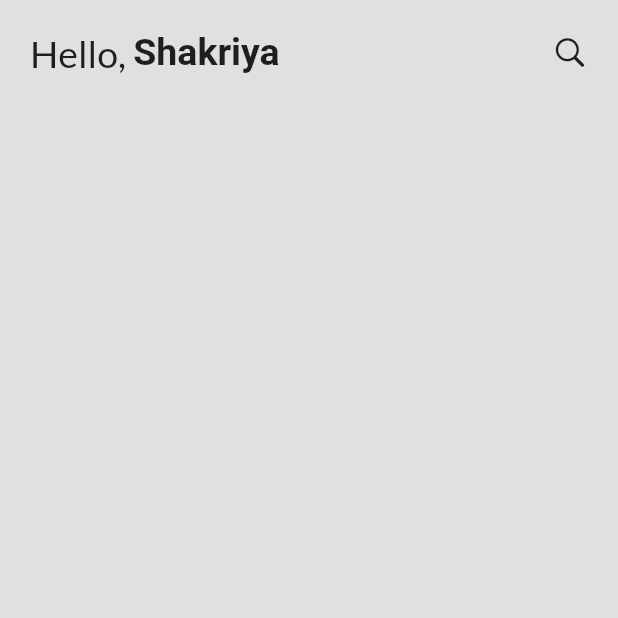
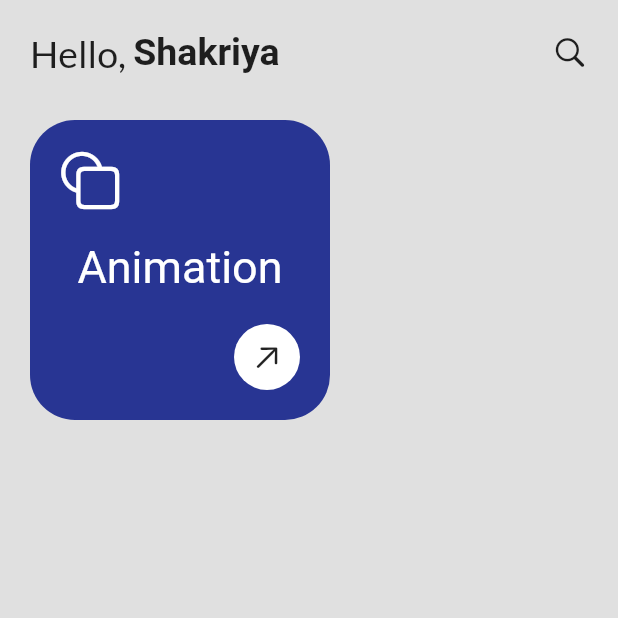
Before and after one commit to ShakriyaPanday/elearning, a Flutter app: the screen it shows after launch, on a phone screen of 412 x 824 dp, the top half of it. Run offline on Flutter 3.47's test engine with Material 2 defaults, Android fonts, the phone set to English and light mode, and no system bars; our stand-ins replace google_fonts; Roboto replaces fonts that are missing (Actor).

Commit message:
First Course addded

```diff
--- a/lib/pages/homepage.dart
+++ b/lib/pages/homepage.dart
@@ -1,3 +1,5 @@
+import 'package:elearning/utils/categories.dart';
+import 'package:elearning/utils/profile.dart';
 import 'package:flutter/cupertino.dart';
 import 'package:flutter/material.dart';
 import 'package:google_fonts/google_fonts.dart';
@@ -14,25 +16,11 @@ class HomePage extends StatelessWidget {
           padding: const EdgeInsets.all(20.0),
           child: Column(
             children: [
-              Row(
-                mainAxisAlignment: MainAxisAlignment.spaceBetween,
-                children: [
-                  Row(
-                    children: [
-                      Text(
-                        "Hello, ",
-                        style: GoogleFonts.lato(fontSize: 25),
-                      ),
-                      Text("Shakriya",
-                          style: GoogleFonts.actor(
-                              fontSize: 25, fontWeight: FontWeight.bold)),
-                    ],
-                  ),
-                  Icon(
-                    CupertinoIcons.search,
-                  )
-                ],
-              )
+              ProfileDetail(),
+              SizedBox(
+                height: 30,
+              ),
+              CategoriesList()
             ],
           ),
         ),
--- /dev/null
+++ b/lib/utils/categories.dart
@@ -0,0 +1,59 @@
+import 'package:flutter/cupertino.dart';
+import 'package:flutter/material.dart';
+import 'package:google_fonts/google_fonts.dart';
+
+class CategoriesList extends StatelessWidget {
+  const CategoriesList({super.key});
+
+  @override
+  Widget build(BuildContext context) {
+    return SizedBox(
+        width: double.infinity,
+        height: 200,
+        child: GridView(
+          scrollDirection: Axis.horizontal,
+          gridDelegate: const SliverGridDelegateWithFixedCrossAxisCount(
+            crossAxisCount: 1,
+            mainAxisSpacing: 5.00,
+            crossAxisSpacing: 5.00,
+            childAspectRatio: 1 / 1,
+          ),
+          children: [
+            Container(
+              padding: EdgeInsets.all(20),
+              decoration: BoxDecoration(
+                  color: Colors.indigo[800],
+                  borderRadius: BorderRadius.circular(30)),
+              child: Column(
+                mainAxisAlignment: MainAxisAlignment.spaceBetween,
+                children: [
+                  Row(
+                    children: [
+                      Icon(CupertinoIcons.square_on_circle,
+                          size: 40, color: Colors.white),
+                    ],
+                  ),
+                  Text(
+                    "Animation",
+                    style:
+                        GoogleFonts.roboto(fontSize: 30, color: Colors.white),
+                  ),
+                  Row(
+                    mainAxisAlignment: MainAxisAlignment.end,
+                    children: [
+                      Container(
+                        padding: EdgeInsets.all(10),
+                        decoration: BoxDecoration(
+                            color: Colors.white,
+                            borderRadius: BorderRadius.circular(30)),
+                        child: Icon(CupertinoIcons.arrow_up_right),
+                      )
+                    ],
+                  )
+                ],
+              ),
+            ),
+          ],
+        ));
+  }
+}
--- /dev/null
+++ b/lib/utils/profile.dart
@@ -0,0 +1,30 @@
+import 'package:flutter/cupertino.dart';
+import 'package:flutter/material.dart';
+import 'package:google_fonts/google_fonts.dart';
+
+class ProfileDetail extends StatelessWidget {
+  const ProfileDetail({super.key});
+
+  @override
+  Widget build(BuildContext context) {
+    return Row(
+      mainAxisAlignment: MainAxisAlignment.spaceBetween,
+      children: [
+        Row(
+          children: [
+            Text(
+              "Hello, ",
+              style: GoogleFonts.lato(fontSize: 25),
+            ),
+            Text("Shakriya",
+                style: GoogleFonts.actor(
+                    fontSize: 25, fontWeight: FontWeight.bold)),
+          ],
+        ),
+        Icon(
+          CupertinoIcons.search,
+        )
+      ],
+    );
+  }
+}
```
